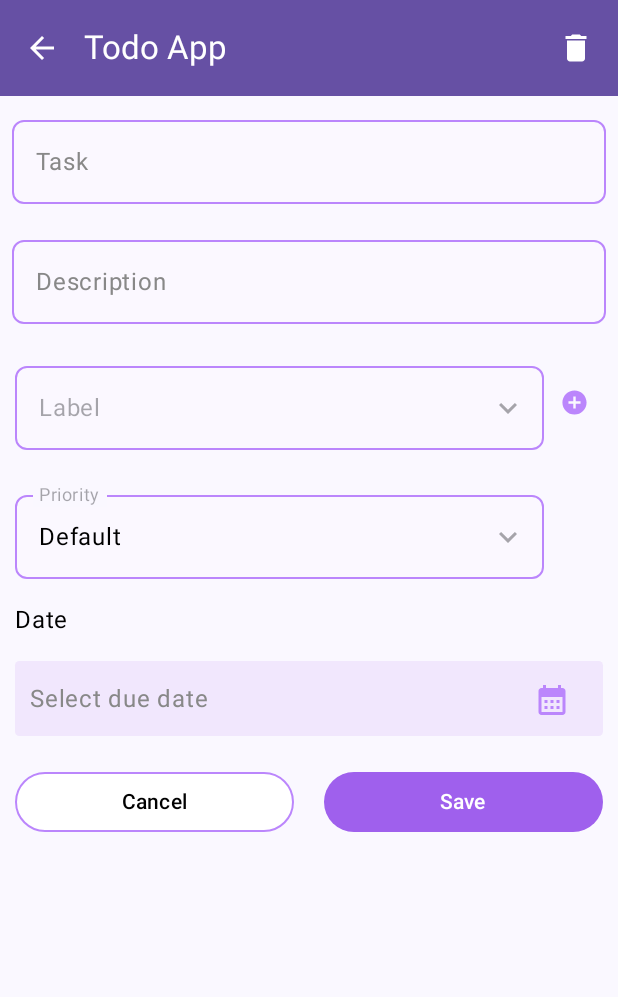
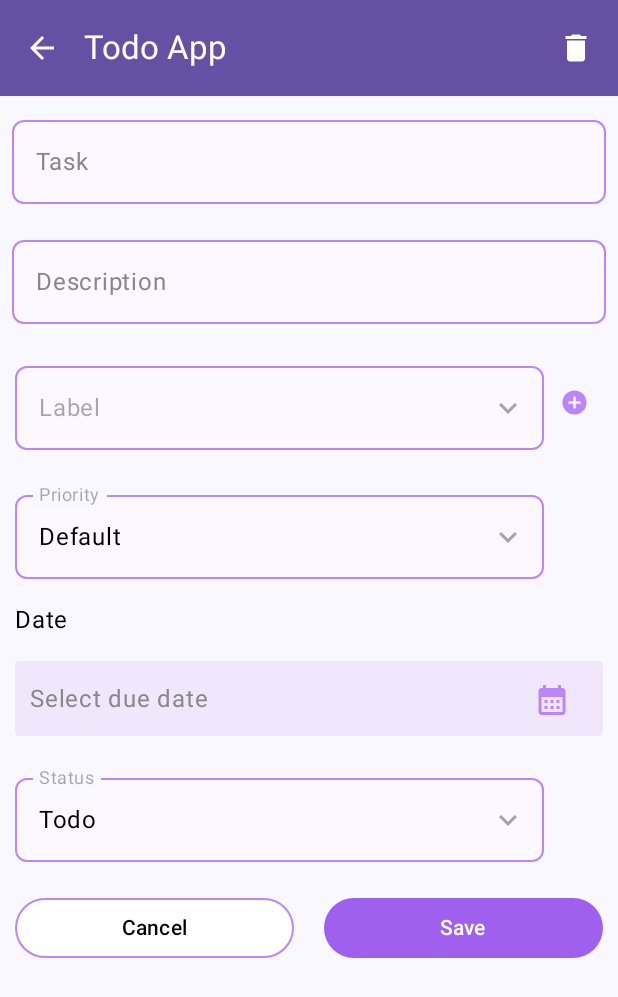
Before and after one commit to nithinkm94/NG-Todo-App, an Android app built with Jetpack Compose: the screen it shows after launch (MainActivity), after a tap on "Add New", on a phone screen of 412 x 824 dp. Shown: the top 997 px of the screen. Run offline under Robolectric (Android 15) with nearby library versions, the phone set to English and light mode, and no system bars; our stand-ins replace Dagger/Hilt's generated code, accompanist; libraries missing offline, so code that uses them is left out: com.google.accompanist.navigation; 2 statements that could not run were skipped.

Commit message:
Todo List Sort

```diff
--- a/app/src/main/java/com/nkmgb/todoapp/localdata/LocalData.kt
+++ b/app/src/main/java/com/nkmgb/todoapp/localdata/LocalData.kt
@@ -2,6 +2,7 @@ package com.nkmgb.todoapp.localdata
 
 import com.nkmgb.todoapp.R
 import com.nkmgb.todoapp.localdata.models.Priority
+import com.nkmgb.todoapp.localdata.models.Status
 
 object LocalData {
     val getPriority = mutableListOf<Priority>().apply {
@@ -18,4 +19,11 @@ object LocalData {
         add(R.color.label_3)
         add(R.color.label_4)
     }
+
+    val getStatus = mutableListOf<Status>().apply {
+        add(Status(id = 0, name = "Todo", color = R.color.priority_default))
+        add(Status(id = 0, name = "InProgress", color = R.color.priority_low))
+        add(Status(id = 0, name = "Cancelled", color = R.color.priority_medium))
+        add(Status(id = 0, name = "Done", color = R.color.priority_high))
+    }
 }
--- /dev/null
+++ b/app/src/main/java/com/nkmgb/todoapp/localdata/models/Status.kt
@@ -0,0 +1,8 @@
+package com.nkmgb.todoapp.localdata.models
+
+data class Status(
+    val id: Int,
+    val name: String,
+    val color: Int,
+    val icon: Int? = null
+)
--- a/app/src/main/java/com/nkmgb/todoapp/room/dao/TodoDao.kt
+++ b/app/src/main/java/com/nkmgb/todoapp/room/dao/TodoDao.kt
@@ -10,7 +10,7 @@ import com.nkmgb.todoapp.room.database.TodoItem
 
 @Dao
 interface TodoDao {
-    @Query("SELECT * FROM todolist")
+    @Query("SELECT * FROM todolist ORDER BY (dueDate) ASC")
     fun getTodoList(): List<TodoItem>
 
     @Insert(onConflict = OnConflictStrategy.IGNORE)
--- a/app/src/main/java/com/nkmgb/todoapp/room/database/TodoItem.kt
+++ b/app/src/main/java/com/nkmgb/todoapp/room/database/TodoItem.kt
@@ -25,6 +25,9 @@ data class TodoItem(
     @ColumnInfo(name = "priority")
     var priority: Int,
 
+    @ColumnInfo(name = "status")
+    var status: Int,
+
     @ColumnInfo(name = "hasNoDueDate")
     var hasNoDueDate: Boolean,
 
@@ -43,6 +46,9 @@ data class TodoItem(
     @ColumnInfo(name = "updatedAt")
     var updatedAt: Long,
 
+//    @ColumnInfo(name = "date_of_birth")
+//    @TypeConverters(Converters::class)
+//    var dob: Date?
     // labels
 
     //
--- a/app/src/main/java/com/nkmgb/todoapp/ui/mappers/Mappers.kt
+++ b/app/src/main/java/com/nkmgb/todoapp/ui/mappers/Mappers.kt
@@ -1,6 +1,7 @@
 package com.nkmgb.todoapp.ui.mappers
 
 import com.nkmgb.todoapp.localdata.models.Priority
+import com.nkmgb.todoapp.localdata.models.Status
 import com.nkmgb.todoapp.room.database.TodoLabel
 import com.nkmgb.todoapp.ui.widgets.models.DropDownItem
 
@@ -26,4 +27,12 @@ object Mappers {
         }
         return dropDownItems
     }
+
+    fun List<Status>.convertTodoStatusToDropDownItem(): List<DropDownItem> {
+        val dropDownItems = mutableListOf<DropDownItem>()
+        this.forEach {
+            dropDownItems.add(DropDownItem(id = it.id, name = it.name))
+        }
+        return dropDownItems
+    }
 }
--- a/app/src/main/java/com/nkmgb/todoapp/ui/models/TodoUiState.kt
+++ b/app/src/main/java/com/nkmgb/todoapp/ui/models/TodoUiState.kt
@@ -7,6 +7,7 @@ data class TodoUiState(
     val info: String = "",
     val label: Int = 0,
     val priority: Int = 0,
+    val status: Int = 0,
     val date: String = "",
     val time: String = ""
 )
--- a/app/src/main/java/com/nkmgb/todoapp/ui/viewmodel/AddTodoViewModel.kt
+++ b/app/src/main/java/com/nkmgb/todoapp/ui/viewmodel/AddTodoViewModel.kt
@@ -10,6 +10,7 @@ import androidx.lifecycle.ViewModel
 import androidx.lifecycle.viewModelScope
 import com.nkmgb.todoapp.localdata.LocalData
 import com.nkmgb.todoapp.localdata.models.Priority
+import com.nkmgb.todoapp.localdata.models.Status
 import com.nkmgb.todoapp.repository.TodoLabelRepository
 import com.nkmgb.todoapp.repository.TodoRepository
 import com.nkmgb.todoapp.room.database.TodoItem
@@ -45,6 +46,9 @@ class AddTodoViewModel @Inject constructor(
     private val _todoPriorities = mutableStateListOf<Priority>()
     val todoPriorities: SnapshotStateList<Priority> = _todoPriorities
 
+    private val _todoStatus = mutableStateListOf<Status>()
+    val todoStatus: SnapshotStateList<Status> = _todoStatus
+
     val state = addTodoScreenReducer.state
 
     init {
@@ -53,6 +57,7 @@ class AddTodoViewModel @Inject constructor(
         }
         getTodoLabels()
         getTodoPriorities()
+        getTodoStatus()
     }
 
     fun updateTask(task: String) {
@@ -87,6 +92,12 @@ class AddTodoViewModel @Inject constructor(
     fun updatePriority(priority: Int) {
         _uiState.value = _uiState.value.copy(
             priority = priority
+        )
+    }
+
+    fun updateStatus(status: Int) {
+        _uiState.value = _uiState.value.copy(
+            status = status
         )
     }
 
@@ -129,6 +140,13 @@ class AddTodoViewModel @Inject constructor(
         }
     }
 
+    private fun getTodoStatus() {
+        viewModelScope.launch {
+            _todoStatus.addAll(LocalData.getStatus)
+        }
+    }
+
+
     fun onSave() {
         viewModelScope.launch(Dispatchers.Main) {
             addTodoScreenReducer.update(AddTodoScreenAction.Load)
@@ -143,6 +161,7 @@ class AddTodoViewModel @Inject constructor(
                         dueDate = date,
                         hasNoDueDate = date.isEmpty(),
                         updatedAt = Date().time,
+                        status = status
                     )
                     todoRepository.addToDo(todo)
                     delay(300)
--- a/app/src/main/java/com/nkmgb/todoapp/ui/views/todoadd/TodoContainer.kt
+++ b/app/src/main/java/com/nkmgb/todoapp/ui/views/todoadd/TodoContainer.kt
@@ -29,6 +29,7 @@ import com.nkmgb.todoapp.R
 import com.nkmgb.todoapp.ui.content.state.AddTodoScreenState
 import com.nkmgb.todoapp.ui.mappers.Mappers.convertTodoLabelToDropDownItem
 import com.nkmgb.todoapp.ui.mappers.Mappers.convertTodoPrioritiesToDropDownItem
+import com.nkmgb.todoapp.ui.mappers.Mappers.convertTodoStatusToDropDownItem
 import com.nkmgb.todoapp.ui.viewmodel.AddTodoViewModel
 import com.nkmgb.todoapp.ui.views.labels.layout.AddLabelDialog
 import com.nkmgb.todoapp.ui.views.labels.model.DialogModel
@@ -69,6 +70,7 @@ fun TodoContainer(
     val state by viewModel.state.collectAsState(initial = AddTodoScreenState.None)
     val todoLabels by viewModel.todoLabel.collectAsState()
     val priorities = viewModel.todoPriorities
+    val status = viewModel.todoStatus
 
     Box {
         Column(
@@ -172,6 +174,21 @@ fun TodoContainer(
                     )
                 )
             }
+
+            LargeDropdownMenu(
+                DropDownMenuModel(
+                    label = "Status",
+                    items = status.convertTodoStatusToDropDownItem(),
+                    selectedIndex = 0,
+                    onItemSelected = { index ->
+                        viewModel.updateStatus(priorities[index].id)
+                    },
+                    modifier = Modifier
+                        .padding(all = 10.dp)
+                        .fillMaxWidth()
+                )
+            )
+
             Row(
                 modifier = Modifier
                     .fillMaxWidth(),
--- a/app/src/main/java/com/nkmgb/todoapp/ui/views/todoadd/TodoListHomePage.kt
+++ b/app/src/main/java/com/nkmgb/todoapp/ui/views/todoadd/TodoListHomePage.kt
@@ -16,7 +16,7 @@ import androidx.compose.runtime.Composable
 import androidx.compose.ui.res.stringResource
 import com.nkmgb.todoapp.R
 import com.nkmgb.todoapp.ui.theme.appThemeColor
-import com.nkmgb.todoapp.ui.views.todoshow.TodoListContainer
+import com.nkmgb.todoapp.ui.views.todoshow.TodoListStickyContainer
 import com.nkmgb.todoapp.ui.widgets.BottomBar
 import com.nkmgb.todoapp.viewmodel.MainActivityViewModel
 
@@ -62,7 +62,7 @@ fun TodoListHomePage(
             )
         },
         content = {
-            TodoListContainer(it)
+            TodoListStickyContainer(it)
         },
         bottomBar = {
             BottomBar(
--- a/app/src/main/java/com/nkmgb/todoapp/ui/widgets/DatePickerDialog.kt
+++ b/app/src/main/java/com/nkmgb/todoapp/ui/widgets/DatePickerDialog.kt
@@ -31,7 +31,11 @@ fun DatePickerDialog(mContext: Context, onDateChange: (date: String) -> Unit): D
     val mDatePickerDialog = DatePickerDialog(
         mContext,
         { _: DatePicker, mYear: Int, mMonth: Int, mDayOfMonth: Int ->
-            onDateChange("$mDayOfMonth/${mMonth + 1}/$mYear")
+            var date = ""
+            date = if(mDayOfMonth<10){
+                "0$mDayOfMonth"
+            } else "$mDayOfMonth"
+            onDateChange("$mYear/${mMonth + 1}/$date")
         }, mYear, mMonth, mDay
     )
     return mDatePickerDialog
```
Also changed, not shown: app/src/main/java/com/nkmgb/todoapp/ui/views/todoshow/TodoListContainer.kt (+2 -23 lines), app/src/main/java/com/nkmgb/todoapp/ui/views/todoshow/TodoListEmptyView.kt (added, +37 -0 lines), app/src/main/java/com/nkmgb/todoapp/ui/views/todoshow/TodoListStickyContainer.kt (added, +191 -0 lines).
